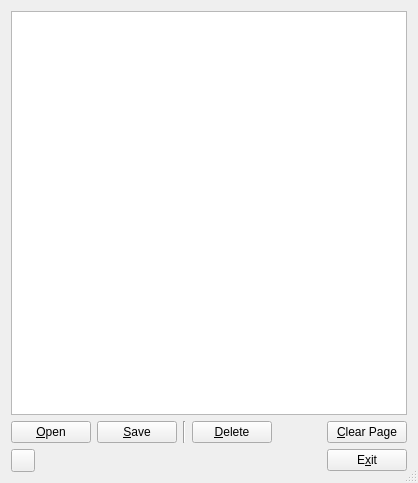
Above: apps/cmstapp/code/vpn_prov_ed/ui/vpn_prov_editor.ui from andrew-bibb/cmst before the change. Below: the same form after it.
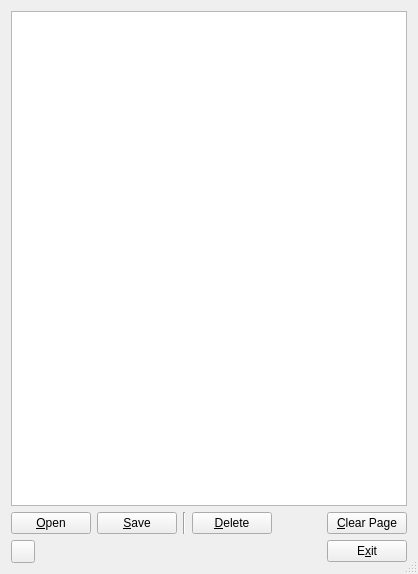
That is the form after the change.

Patch:
```diff
--- a/apps/cmstapp/code/vpn_prov_ed/ui/vpn_prov_editor.ui
+++ b/apps/cmstapp/code/vpn_prov_ed/ui/vpn_prov_editor.ui
@@ -7,7 +7,7 @@
     <x>0</x>
     <y>0</y>
     <width>418</width>
-    <height>483</height>
+    <height>574</height>
    </rect>
   </property>
   <property name="windowTitle">
```
Left out of the diff: 391 changed lines with no effect on the pictures.
